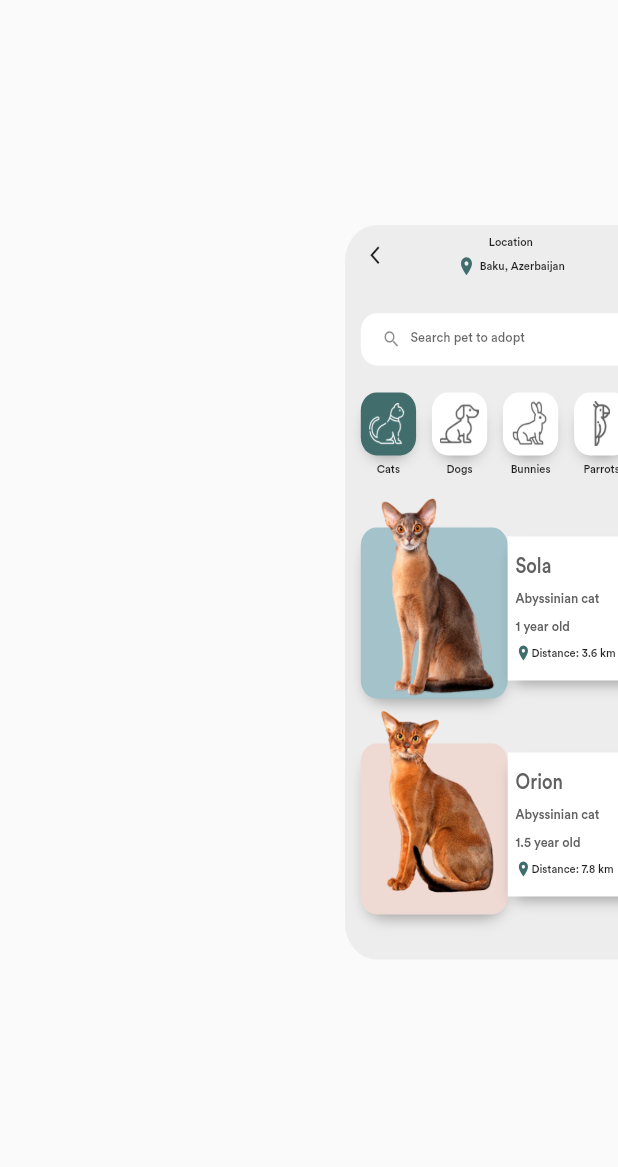
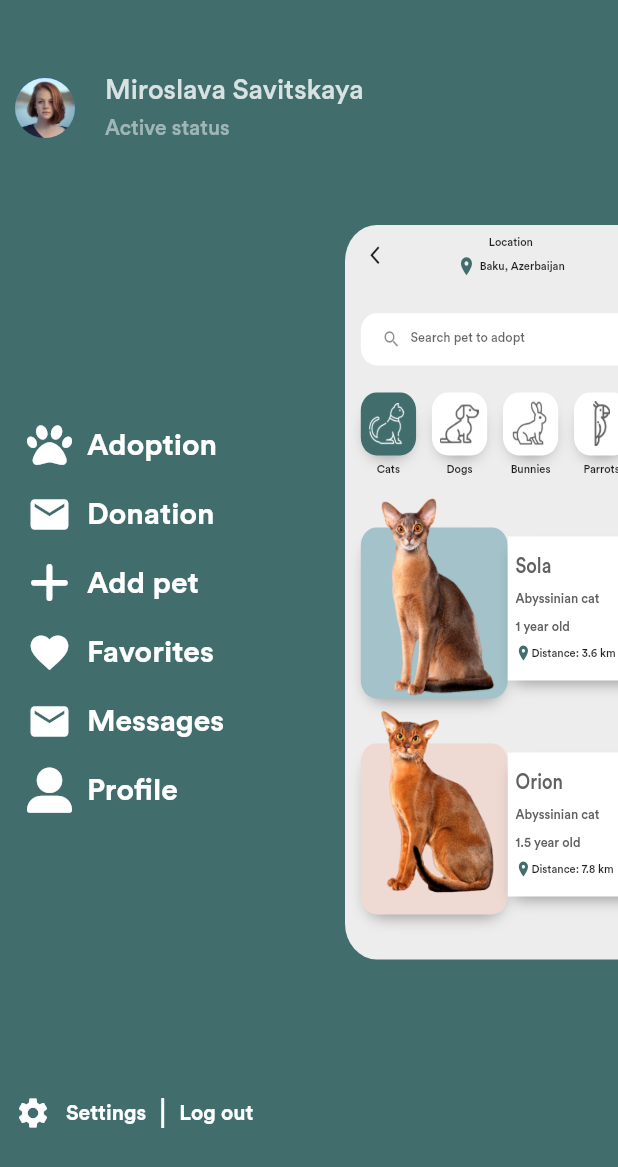
Before and after one commit to aniribe/pet_adopt_store_UI, a Flutter app: the screen it shows after launch, after a tap on the "menu" icon, on a phone screen of 412 x 824 dp. Shown: the top 1167 px of the screen. Run offline on Flutter 3.47's test engine with Material 2 defaults, Android fonts, the phone set to English and light mode, and no system bars; our stand-ins replace font_awesome_flutter.

Commit message:
UserSection was refactored in menu_drawer;

```diff
--- /dev/null
+++ b/lib/config/string_constants.dart
@@ -0,0 +1,9 @@
+class StringConstants {
+  static String femaleImage = 'assets/images/female.png';
+  static String maleImage = 'assets/images/male.png';
+  static String avatar1Image = 'assets/images/avatar_1.jpg';
+  static String avatar2Image = 'assets/images/avatar_2.jpg';
+
+  static const String activeStatus = 'Active status';
+  static const String userName = 'Miroslava Savitskaya';
+}
--- a/lib/data/data.dart
+++ b/lib/data/data.dart
@@ -1,3 +1,5 @@
+import 'package:flutter/material.dart';
+import 'package:font_awesome_flutter/font_awesome_flutter.dart';
 import 'package:pet_app_ui/model/cat_model.dart';
 import 'package:pet_app_ui/model/category_button.dart';
 
@@ -29,3 +31,12 @@ List<Cat> pets = [
     address: '5, Bulvarna-Kudritska Street, Kyiv',
   ),
 ];
+
+List<Map> drawerItems = [
+  {'icon': FontAwesomeIcons.paw, 'title': 'Adoption'},
+  {'icon': Icons.mail, 'title': 'Donation'},
+  {'icon': FontAwesomeIcons.plus, 'title': 'Add pet'},
+  {'icon': Icons.favorite, 'title': 'Favorites'},
+  {'icon': Icons.mail, 'title': 'Messages'},
+  {'icon': FontAwesomeIcons.userAlt, 'title': 'Profile'},
+];
--- a/lib/util/string_constants.dart
+++ /dev/null
@@ -1,4 +0,0 @@
-class StringConstants {
-  static String femaleImage = 'assets/images/female.png';
-  static String maleImage = 'assets/images/male.png';
-}
--- a/lib/views/home_page/home_page.dart
+++ b/lib/views/home_page/home_page.dart
@@ -1,6 +1,8 @@
 import 'package:flutter/cupertino.dart';
 import 'package:flutter/material.dart';
 import 'package:pet_app_ui/views/main_part_home/main_part_home_page.dart';
+
+import '../menu/menu_drawer.dart';
 
 class HomePage extends StatelessWidget {
   @override
@@ -8,6 +10,7 @@ class HomePage extends StatelessWidget {
     return Scaffold(
       body: Stack(
         children: [
+          const MenuDrawer(),
           MainPartHomePage(),
         ],
       ),
--- a/lib/views/item_page/item_page.dart
+++ b/lib/views/item_page/item_page.dart
@@ -1,9 +1,8 @@
-import 'package:flutter/cupertino.dart';
 import 'package:flutter/material.dart';
 import 'package:pet_app_ui/config/app_colors.dart';
 import 'package:pet_app_ui/config/app_size.dart';
 import 'package:pet_app_ui/data/data.dart';
-import 'package:pet_app_ui/util/string_constants.dart';
+import 'package:pet_app_ui/config/string_constants.dart';
 import 'package:pet_app_ui/views/main_part_home/components/cat_age.dart';
 import 'package:pet_app_ui/views/main_part_home/components/cat_name_section.dart';
 import 'package:pet_app_ui/views/main_part_home/components/cat_type.dart';
@@ -40,7 +39,7 @@ class ItemPage extends StatelessWidget {
             ],
           )),
           Container(
-            margin: EdgeInsets.only(top: 40),
+            margin: const EdgeInsets.only(top: 40),
             child: Align(
               alignment: Alignment.topCenter,
               child: Row(
@@ -62,8 +61,8 @@ class ItemPage extends StatelessWidget {
             alignment: Alignment.center,
             child: Container(
               height: 100,
-              margin: EdgeInsets.symmetric(horizontal: 20),
-              padding: EdgeInsets.symmetric(horizontal: 15, vertical: 10),
+              margin: const EdgeInsets.symmetric(horizontal: 20),
+              padding: const EdgeInsets.symmetric(horizontal: 15, vertical: 10),
               decoration: BoxDecoration(
                 color: AppColors.white,
                 boxShadow: AppColors.shadowList,
@@ -105,8 +104,8 @@ class ItemPage extends StatelessWidget {
             alignment: Alignment.bottomCenter,
             child: Container(
               height: 120,
-              margin: EdgeInsets.symmetric(horizontal: 20),
-              padding: EdgeInsets.symmetric(horizontal: 15),
+              margin: const EdgeInsets.symmetric(horizontal: 20),
+              padding: const EdgeInsets.symmetric(horizontal: 15),
               child: Row(
                 children: [
                   Container(
@@ -142,7 +141,7 @@ class ItemPage extends StatelessWidget {
               ),
               decoration: BoxDecoration(
                   color: AppColors.grey200,
-                  borderRadius: BorderRadius.only(
+                  borderRadius: const BorderRadius.only(
                     topLeft: Radius.circular(40),
                     topRight: Radius.circular(40),
                   )),
--- a/lib/views/main_part_home/components/information_card.dart
+++ b/lib/views/main_part_home/components/information_card.dart
@@ -1,7 +1,7 @@
 import 'package:flutter/cupertino.dart';
 import 'package:flutter/material.dart';
 import 'package:pet_app_ui/model/cat_model.dart';
-import 'package:pet_app_ui/util/string_constants.dart';
+import 'package:pet_app_ui/config/string_constants.dart';
 import 'package:pet_app_ui/views/item_page/item_page.dart';
 import 'package:pet_app_ui/views/main_part_home/components/pet_section.dart';
 import 'card_info_section.dart';
--- a/lib/views/main_part_home/components/pet_information_section.dart
+++ b/lib/views/main_part_home/components/pet_information_section.dart
@@ -7,8 +7,8 @@ class PetInformationSection extends StatelessWidget {
   @override
   Widget build(BuildContext context) {
     return ListView.builder(
-        padding: EdgeInsets.all(0),
-        physics: NeverScrollableScrollPhysics(),
+        padding: const EdgeInsets.all(0),
+        physics: const NeverScrollableScrollPhysics(),
         shrinkWrap: true,
         itemCount: pets.length,
         itemBuilder: (context, index) {
--- a/lib/views/main_part_home/main_part_home_page.dart
+++ b/lib/views/main_part_home/main_part_home_page.dart
@@ -41,7 +41,7 @@ class _MainPartHomePageState extends State<MainPartHomePage> {
       transform: Matrix4.translationValues(xOffset, yOffset, 0)
         ..scale(scaleFactor)
         ..rotateY(isDrawerOpen ? -0.5 : 0),
-      duration: Duration(milliseconds: 250),
+      duration: const Duration(milliseconds: 250),
       decoration: BoxDecoration(
         color: AppColors.grey200,
         borderRadius: BorderRadius.circular(isDrawerOpen ? 40 : 0),
--- /dev/null
+++ b/lib/views/menu/components/user_section.dart
@@ -0,0 +1,37 @@
+import 'package:flutter/material.dart';
+import '../../../config/app_colors.dart';
+import '../../../config/app_size.dart';
+import '../../../config/string_constants.dart';
+
+class UserSection extends StatelessWidget {
+  const UserSection({
+    Key? key,
+  }) : super(key: key);
+
+  @override
+  Widget build(BuildContext context) {
+    return Row(
+      children: [
+        CircleAvatar(backgroundImage: AssetImage(StringConstants.avatar1Image)),
+        horizontalSpace(width: 20),
+        Column(
+          crossAxisAlignment: CrossAxisAlignment.start,
+          children: [
+            Text(
+              StringConstants.userName,
+              style: TextStyle(
+                  color: AppColors.white.withOpacity(0.8),
+                  fontWeight: FontWeight.w500,
+                  fontSize: 18),
+            ),
+            verticalSpace(height: 5),
+            Text(StringConstants.activeStatus,
+                style: TextStyle(
+                    color: AppColors.white.withOpacity(0.5),
+                    fontWeight: FontWeight.w500))
+          ],
+        ),
+      ],
+    );
+  }
+}
--- /dev/null
+++ b/lib/views/menu/menu_drawer.dart
@@ -0,0 +1,89 @@
+import 'package:flutter/material.dart';
+import 'package:pet_app_ui/config/app_colors.dart';
+import 'package:pet_app_ui/config/app_size.dart';
+import 'package:pet_app_ui/data/data.dart';
+import 'components/user_section.dart';
+
+class MenuDrawer extends StatefulWidget {
+  const MenuDrawer({Key? key}) : super(key: key);
+
+  @override
+  State<MenuDrawer> createState() => _MenuDrawerState();
+}
+
+class _MenuDrawerState extends State<MenuDrawer> {
+  @override
+  Widget build(BuildContext context) {
+    return Container(
+      color: AppColors.primaryGreen,
+      padding: const EdgeInsets.only(top: 50, bottom: 70, left: 10),
+      child: Column(
+        mainAxisAlignment: MainAxisAlignment.spaceBetween,
+        children: [
+          const UserSection(),
+          ItemListSection(),
+          Row(
+            children: [
+              Icon(
+                Icons.settings,
+                color: AppColors.white,
+              ),
+              horizontalSpace(width: 10),
+              const Text(
+                'Settings',
+                style:
+                    TextStyle(color: Colors.white, fontWeight: FontWeight.bold),
+              ),
+              horizontalSpace(width: 10),
+              Container(
+                width: 2,
+                height: 20,
+                color: Colors.white,
+              ),
+              horizontalSpace(width: 10),
+              const Text(
+                'Log out',
+                style:
+                    TextStyle(color: Colors.white, fontWeight: FontWeight.bold),
+              )
+            ],
+          ),
+        ],
+      ),
+    );
+  }
+}
+
+class ItemListSection extends StatelessWidget {
+  const ItemListSection({
+    Key? key,
+  }) : super(key: key);
+
+  @override
+  Widget build(BuildContext context) {
+    return Column(
+      children: drawerItems
+          .map((item) => Padding(
+                padding: const EdgeInsets.all(8.0),
+                child: Row(
+                  children: [
+                    Icon(
+                      item['icon'],
+                      color: AppColors.white,
+                      size: 30,
+                    ),
+                    horizontalSpace(width: 10),
+                    Text(
+                      item['title'],
+                      style: TextStyle(
+                          color: AppColors.white,
+                          fontWeight: FontWeight.bold,
+                          fontSize: 20),
+                    )
+                  ],
+                ),
+              ))
+          .toList(),
+    );
+  }
+}
```
Also changed, not shown: assets/images/avatar_1.jpg (added), assets/images/avatar_2.jpg (added).
